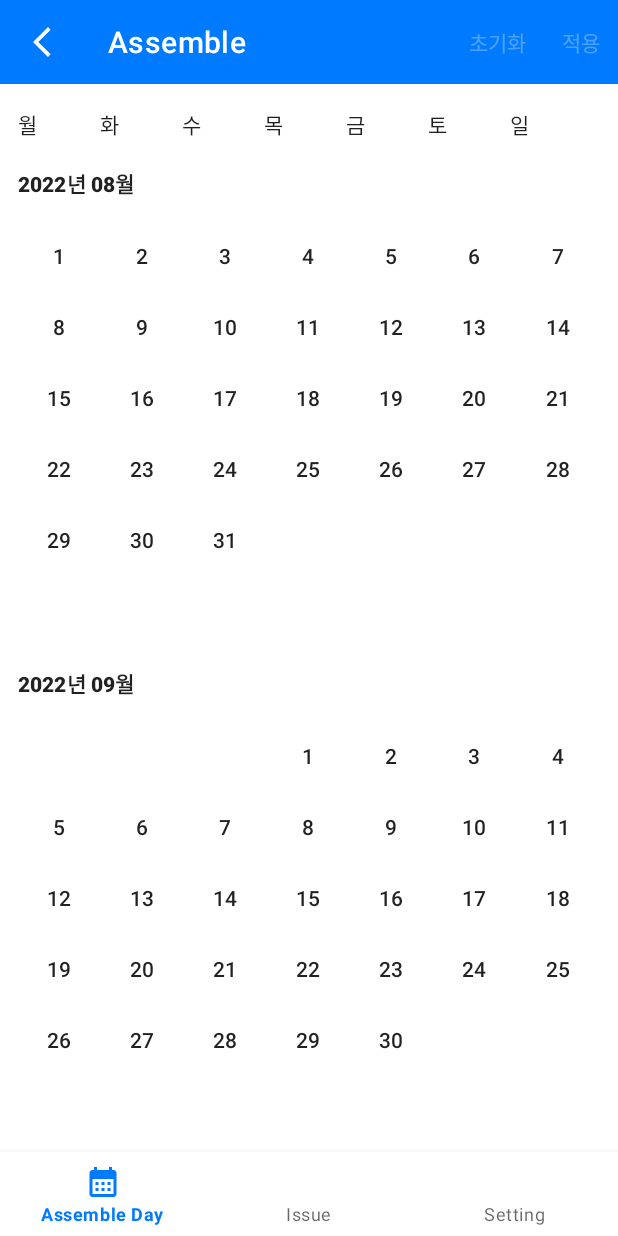
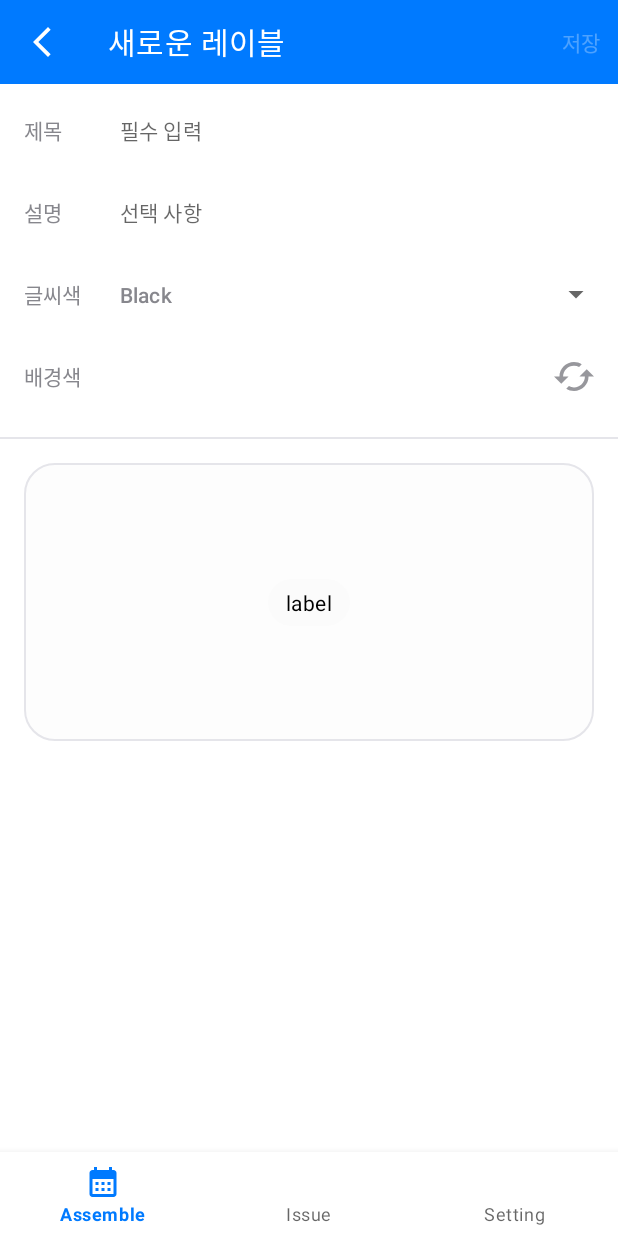
Before and after one commit to stan-lily/AOS, an Android app: the screen it shows after launch (HomeActivity), on a phone screen of 412 x 824 dp. Run offline under Robolectric (Android 15) with nearby library versions, the phone set to English and light mode, and no system bars; our stand-ins replace data binding.

Commit message:
Feat : Label 생성 화면 구현
- Label 프래그먼트 및 ViewModel 구현
- 타이틀, 본문, 글씨색, 배경색을 가진 Label 데이터 설계임
- 타이틀, 본문은 EditText 로 입력받음
- 글씨색은 스피너를 통해 하얀색, 검정색만 입력 받음
- 배경색은 버튼 클릭시 viewModel 에서 데이터를 생성하여 랜덤하게 입력 받음
- 사용자의 입력에 따라 저장 액션 버튼 활성화
- 저장 버튼을 누르면 입력받은 데이터로 새 Label 생성
- Constants 오브젝트를 통해 상수를 활용하여 가독성 높임

```diff
--- /dev/null
+++ b/app/src/main/java/com/example/assemble_day/common/Constants.kt
@@ -0,0 +1,24 @@
+package com.example.assemble_day.common
+
+object Constants {
+    const val SUNDAY_DAY_OF_WEEK = 7
+    const val SATURDAY_DAY_OF_WEEK = 7
+
+    const val CALENDAR_DAY_OF_MONTH_RANGE_START = 2
+    const val CALENDAR_DAY_OF_MONTH_RANGE_END = 43
+
+    const val LEAP_YEAR_STANDARD_FOUR_YEAR = 4
+    const val LEAP_YEAR_STANDARD_HUNDRED_YEAR = 100
+    const val LEAP_YEAR_STANDARD_FOUR_HUNDRED_YEAR = 400
+
+    const val RGB_RED = 0
+    const val RGB_GREEN = 1
+    const val RGB_BLUE = 2
+
+    const val LABEL_FONT_COLOR_BLACK_HEX = "#000000"
+    const val LABEL_FONT_COLOR_BLACK_STRING = "Black"
+    const val LABEL_FONT_COLOR_WHITE_HEX = "#FFFFFF"
+    const val LABEL_FONT_COLOR_WHITE_STRING = "White"
+
+    const val FONT_COLOR_STANDARD = 500
+}
--- /dev/null
+++ b/app/src/main/java/com/example/assemble_day/domain/model/Label.kt
@@ -0,0 +1,8 @@
+package com.example.assemble_day.domain.model
+
+data class Label(
+    val name: String,
+    val description: String,
+    val backgroundColor: String,
+    val fontColor: String
+)
--- a/app/src/main/java/com/example/assemble_day/ui/common/CalendarUtil.kt
+++ b/app/src/main/java/com/example/assemble_day/ui/common/CalendarUtil.kt
@@ -1,5 +1,12 @@
 package com.example.assemble_day.ui.common
 
+import com.example.assemble_day.common.Constants.CALENDAR_DAY_OF_MONTH_RANGE_END
+import com.example.assemble_day.common.Constants.CALENDAR_DAY_OF_MONTH_RANGE_START
+import com.example.assemble_day.common.Constants.LEAP_YEAR_STANDARD_FOUR_HUNDRED_YEAR
+import com.example.assemble_day.common.Constants.LEAP_YEAR_STANDARD_FOUR_YEAR
+import com.example.assemble_day.common.Constants.LEAP_YEAR_STANDARD_HUNDRED_YEAR
+import com.example.assemble_day.common.Constants.SATURDAY_DAY_OF_WEEK
+import com.example.assemble_day.common.Constants.SUNDAY_DAY_OF_WEEK
 import com.example.assemble_day.domain.model.CalendarDay
 import java.time.*
 
@@ -9,7 +16,8 @@ object CalendarUtil {
         val year = date.year
         val month = date.month
         val firstDay = date.withDayOfMonth(1)
-        val isLeapYear = (year % 4 == 0 && year % 100 != 0) || year % 400 == 0
+        val isLeapYear =
+            (year % LEAP_YEAR_STANDARD_FOUR_YEAR == 0 && year % LEAP_YEAR_STANDARD_HUNDRED_YEAR != 0) || year % LEAP_YEAR_STANDARD_FOUR_HUNDRED_YEAR == 0
         val lastDay = month.length(isLeapYear)
         val firstDayOfWeek = firstDay.dayOfWeek.value
         val today = LocalDateTime.now().dayOfMonth
@@ -34,13 +42,15 @@ object CalendarUtil {
         thisMonth: Int
     ): List<CalendarDay> {
         val dayList = mutableListOf<CalendarDay>()
-        for (i in 2..43) {
+        for (i in CALENDAR_DAY_OF_MONTH_RANGE_START..CALENDAR_DAY_OF_MONTH_RANGE_END) {
             if (i <= firstDayOfWeek || i > lastDay + firstDayOfWeek) {
                 dayList.add(CalendarDay(year = year, month = month))
             } else {
                 val day = i - firstDayOfWeek
-                val isSaturday = LocalDateTime.of(year, month, day, 0, 0).dayOfWeek.value == 6
-                val isSunday = LocalDateTime.of(year, month, day, 0, 0).dayOfWeek.value == 7
+                val isSaturday =
+                    LocalDateTime.of(year, month, day, 0, 0).dayOfWeek.value == SATURDAY_DAY_OF_WEEK
+                val isSunday =
+                    LocalDateTime.of(year, month, day, 0, 0).dayOfWeek.value == SUNDAY_DAY_OF_WEEK
                 if (thisMonth == month) {
                     dayList.add(
                         CalendarDay(
--- /dev/null
+++ b/app/src/main/java/com/example/assemble_day/ui/label/LabelFragment.kt
@@ -0,0 +1,139 @@
+package com.example.assemble_day.ui.label
+
+import android.content.res.ColorStateList
+import android.graphics.Color
+import android.os.Bundle
+import android.view.LayoutInflater
+import android.view.View
+import android.view.ViewGroup
+import android.widget.AdapterView
+import android.widget.ArrayAdapter
+import androidx.appcompat.widget.AppCompatTextView
+import androidx.core.content.ContextCompat
+import androidx.core.widget.doAfterTextChanged
+import androidx.fragment.app.Fragment
+import androidx.fragment.app.viewModels
+import androidx.lifecycle.Lifecycle
+import androidx.lifecycle.lifecycleScope
+import androidx.lifecycle.repeatOnLifecycle
+import com.example.assemble_day.R
+import com.example.assemble_day.common.Constants.RGB_BLUE
+import com.example.assemble_day.common.Constants.RGB_GREEN
+import com.example.assemble_day.common.Constants.RGB_RED
+import com.example.assemble_day.databinding.FragmentLabelBinding
+import kotlinx.coroutines.flow.collect
+import kotlinx.coroutines.launch
+
+
+class LabelFragment : Fragment() {
+
+    private lateinit var binding: FragmentLabelBinding
+    private val labelViewModel: LabelViewModel by viewModels()
+
+    override fun onCreateView(
+        inflater: LayoutInflater, container: ViewGroup?,
+        savedInstanceState: Bundle?
+    ): View {
+        binding = FragmentLabelBinding.inflate(inflater, container, false)
+        return binding.root
+    }
+
+    override fun onViewCreated(view: View, savedInstanceState: Bundle?) {
+        super.onViewCreated(view, savedInstanceState)
+
+        viewLifecycleOwner.lifecycleScope.launch {
+            viewLifecycleOwner.repeatOnLifecycle(Lifecycle.State.STARTED) {
+                labelViewModel.saveActionStateFlow.collect {
+                    binding.tlLabel.firstActionItem.isEnabled = it
+                }
+            }
+        }
+        setOnInputTextEventListener()
+        setFontColorSpinner()
+        setOnBackgroundColorBtnEventListener()
+        setOnSaveBtnEventListener()
+    }
+
+    private fun setOnSaveBtnEventListener() {
+        binding.tlLabel.firstActionItem.setOnMenuItemClickListener {
+            labelViewModel.saveLabel()
+            true
+        }
+    }
+
+    private fun setOnInputTextEventListener() {
+        binding.etLabelTitle.doAfterTextChanged {
+            labelViewModel.setTitle(it.toString())
+        }
+
+        binding.etLabelDescription.doAfterTextChanged {
+            labelViewModel.setDescription(it.toString())
+        }
+
+        binding.etLabelBackgroundColor.doAfterTextChanged {
+            labelViewModel.setBackgroundColor(it.toString())
+        }
+    }
+
+    private fun setOnBackgroundColorBtnEventListener() {
+        binding.btnLabelBackgroundColor.setOnClickListener {
+            val rgbArray = labelViewModel.createRandomColor()
+            setLabelBackgroundColor(rgbArray)
+            setLabelBackgroundText(rgbArray)
+        }
+    }
+
+    private fun setLabelBackgroundFontColor() {
+        val fontColor = labelViewModel.getFontColor()
+        binding.tvLabelBackgroundColorPreview.setTextColor(Color.parseColor(fontColor))
+    }
+
+    private fun setFontColorSpinner() {
+        val fontColorArray = resources.getStringArray(R.array.label_font_color_array)
+        binding.spLabelBackgroundFontColor.adapter = ArrayAdapter(
+            this.requireContext(),
+            R.layout.item_spinner,
+            fontColorArray
+        )
+        binding.spLabelBackgroundFontColor.onItemSelectedListener =
+            object : AdapterView.OnItemSelectedListener {
+                override fun onItemSelected(
+                    parent: AdapterView<*>?,
+                    view: View?,
+                    position: Int,
+                    id: Long
+                ) {
+                    val itemView = view as AppCompatTextView
+                    itemView.setPadding(0, 0, 0, 0)
+                    itemView.setTextColor(
+                        ContextCompat.getColor(
+                            this@LabelFragment.requireContext(),
+                            R.color.grey01
+                        )
+                    )
+                    labelViewModel.setFontColor(itemView.text.toString())
+                    setLabelBackgroundFontColor()
+                }
+
+                override fun onNothingSelected(parent: AdapterView<*>?) {}
+            }
+    }
+
+    private fun setLabelBackgroundText(rgbArray: Array<Int>) {
+        val redHex = Integer.toHexString(rgbArray[RGB_RED]).uppercase()
+        val greenHex = Integer.toHexString(rgbArray[RGB_GREEN]).uppercase()
+        val blueHex = Integer.toHexString(rgbArray[RGB_BLUE]).uppercase()
+
+        binding.etLabelBackgroundColor.setText("#$redHex$greenHex$blueHex")
+    }
+
+    private fun setLabelBackgroundColor(rgbArray: Array<Int>) {
+        val red = rgbArray[RGB_RED]
+        val green = rgbArray[RGB_GREEN]
+        val blue = rgbArray[RGB_BLUE]
+
+        binding.tvLabelBackgroundColorPreview.backgroundTintList =
+            ColorStateList.valueOf(Color.rgb(red, green, blue))
+    }
+
+}
--- /dev/null
+++ b/app/src/main/java/com/example/assemble_day/ui/label/LabelViewModel.kt
@@ -0,0 +1,70 @@
+package com.example.assemble_day.ui.label
+
+import androidx.lifecycle.ViewModel
+import com.example.assemble_day.common.Constants.LABEL_FONT_COLOR_BLACK_HEX
+import com.example.assemble_day.common.Constants.LABEL_FONT_COLOR_BLACK_STRING
+import com.example.assemble_day.common.Constants.LABEL_FONT_COLOR_WHITE_HEX
+import com.example.assemble_day.domain.model.Label
+import kotlinx.coroutines.flow.MutableStateFlow
+import kotlinx.coroutines.flow.asStateFlow
+
+class LabelViewModel : ViewModel() {
+
+    private var nameFlag = false
+    private var name = ""
+    private var description = ""
+    private var backgroundColorFlag = false
+    private var backgroundColor = ""
+    private var fontColor = LABEL_FONT_COLOR_BLACK_HEX
+
+    private val _saveActionStateFlow = MutableStateFlow(false)
+    val saveActionStateFlow = _saveActionStateFlow.asStateFlow()
+
+    fun setTitle(inputText: String) {
+        nameFlag = inputText.isNotEmpty() && inputText != "null" && inputText.isNotBlank()
+        if (nameFlag) name = inputText
+        validateActionFlag()
+    }
+
+    fun setDescription(inputText: String) {
+        description = inputText
+    }
+
+    fun setBackgroundColor(inputText: String) {
+        backgroundColorFlag =
+            inputText.isNotEmpty() && inputText != "null" && inputText.isNotBlank()
+        if (backgroundColorFlag) backgroundColor = inputText
+        validateActionFlag()
+    }
+
+    private fun validateActionFlag() {
+        _saveActionStateFlow.value = nameFlag && backgroundColorFlag
+    }
+
+    fun createRandomColor(): Array<Int> {
+        val red = (0..255).random()
+        val green = (0..255).random()
+        val blue = (0..255).random()
+
+        return arrayOf(red, green, blue)
+    }
+
+    fun getFontColor() = fontColor
+
+    fun setFontColor(color: String) {
+        fontColor = when (color) {
+            LABEL_FONT_COLOR_BLACK_STRING -> LABEL_FONT_COLOR_BLACK_HEX
+            else -> LABEL_FONT_COLOR_WHITE_HEX
+        }
+    }
+
+    fun saveLabel() {
+        val newLabel = Label(
+            name = name,
+            description = description,
+            backgroundColor = backgroundColor,
+            fontColor = fontColor
+        )
+        println(newLabel)
+    }
+}
--- /dev/null
+++ b/app/src/main/res/drawable/background_grey_r20.xml
@@ -0,0 +1,8 @@
+<?xml version="1.0" encoding="utf-8"?>
+<shape xmlns:android="http://schemas.android.com/apk/res/android">
+    <corners android:radius="20dp" />
+    <stroke
+        android:width="1dp"
+        android:color="@color/grey03" />
+    <solid android:color="@color/grey03_alpha_10" />
+</shape>
--- /dev/null
+++ b/app/src/main/res/drawable/background_r16.xml
@@ -0,0 +1,4 @@
+<?xml version="1.0" encoding="utf-8"?>
+<shape xmlns:android="http://schemas.android.com/apk/res/android">
+    <corners android:radius="16dp" />
+</shape>
--- /dev/null
+++ b/app/src/main/res/drawable/ic_random.xml
@@ -0,0 +1,11 @@
+<vector xmlns:android="http://schemas.android.com/apk/res/android"
+    android:width="22dp"
+    android:height="16dp"
+    android:viewportWidth="22"
+    android:viewportHeight="16">
+  <path
+      android:pathData="M18,4L14,8H17C17,11.31 14.31,14 11,14C9.99,14 9.03,13.75 8.2,13.3L6.74,14.76C7.97,15.54 9.43,16 11,16C15.42,16 19,12.42 19,8H22L18,4ZM5,8C5,4.69 7.69,2 11,2C12.01,2 12.97,2.25 13.8,2.7L15.26,1.24C14.03,0.46 12.57,0 11,0C6.58,0 3,3.58 3,8H0L4,12L8,8H5Z"
+      android:fillColor="#000000"
+      android:fillAlpha="0.87"
+      android:fillType="evenOdd"/>
+</vector>
--- /dev/null
+++ b/app/src/main/res/layout/fragment_label.xml
@@ -0,0 +1,175 @@
+<?xml version="1.0" encoding="utf-8"?>
+<layout xmlns:android="http://schemas.android.com/apk/res/android"
+    xmlns:app="http://schemas.android.com/apk/res-auto"
+    xmlns:tools="http://schemas.android.com/tools">
+
+    <data>
+
+    </data>
+
+    <androidx.constraintlayout.widget.ConstraintLayout
+        android:layout_width="match_parent"
+        android:layout_height="match_parent"
+        tools:context=".ui.label.LabelFragment">
+
+        <com.example.assemble_day.ui.common.CustomToolbar
+            android:id="@+id/tl_label"
+            android:layout_width="0dp"
+            android:layout_height="wrap_content"
+            android:theme="@style/ToolbarTheme"
+            app:firstActionText="@string/action_item_save"
+            app:layout_constraintEnd_toEndOf="parent"
+            app:layout_constraintStart_toStartOf="parent"
+            app:layout_constraintTop_toTopOf="parent"
+            app:toolbarNavigationIcon="@drawable/ic_back"
+            app:toolbarTitle="@string/title_label" />
+
+        <androidx.appcompat.widget.AppCompatTextView
+            android:id="@+id/tv_label_title"
+            style="@style/Subtitle2.Grey01"
+            android:layout_width="60dp"
+            android:layout_height="wrap_content"
+            android:layout_marginStart="16dp"
+            android:layout_marginTop="20dp"
+            android:text="@string/label_title"
+            app:layout_constraintStart_toStartOf="parent"
+            app:layout_constraintTop_toBottomOf="@+id/tl_label" />
+
+        <androidx.appcompat.widget.AppCompatEditText
+            android:id="@+id/et_label_title"
+            style="@style/Subtitle2.Grey01"
+            android:layout_width="0dp"
+            android:layout_height="wrap_content"
+            android:layout_marginStart="4dp"
+            android:layout_marginEnd="16dp"
+            android:background="@android:color/transparent"
+            android:ellipsize="end"
+            android:hint="@string/label_hint_title"
+            android:maxLines="1"
+            app:layout_constraintBottom_toBottomOf="@id/tv_label_title"
+            app:layout_constraintEnd_toEndOf="parent"
+            app:layout_constraintStart_toEndOf="@id/tv_label_title"
+            app:layout_constraintTop_toTopOf="@id/tv_label_title" />
+
+        <androidx.appcompat.widget.AppCompatTextView
+            android:id="@+id/tv_label_description"
+            style="@style/Subtitle2.Grey01"
+            android:layout_width="60dp"
+            android:layout_height="wrap_content"
+            android:layout_marginTop="33dp"
+            android:text="@string/label_description"
+            app:layout_constraintStart_toStartOf="@id/tv_label_title"
+            app:layout_constraintTop_toBottomOf="@+id/tv_label_title" />
+
+        <androidx.appcompat.widget.AppCompatEditText
+            android:id="@+id/et_label_description"
+            style="@style/Subtitle2.Grey01"
+            android:layout_width="0dp"
+            android:layout_height="wrap_content"
+            android:layout_marginStart="4dp"
+            android:layout_marginEnd="16dp"
+            android:background="@android:color/transparent"
+            android:ellipsize="end"
+            android:hint="@string/label_hint_description"
+            android:maxLines="1"
+            app:layout_constraintBottom_toBottomOf="@id/tv_label_description"
+            app:layout_constraintEnd_toEndOf="parent"
+            app:layout_constraintStart_toEndOf="@id/tv_label_description"
+            app:layout_constraintTop_toTopOf="@id/tv_label_description" />
+
+        <androidx.appcompat.widget.AppCompatTextView
+            android:id="@+id/tv_label_background_font_color"
+            style="@style/Subtitle2.Grey01"
+            android:layout_width="60dp"
+            android:layout_height="wrap_content"
+            android:layout_marginTop="33dp"
+            android:text="@string/label_font_color"
+            app:layout_constraintStart_toStartOf="@id/tv_label_description"
+            app:layout_constraintTop_toBottomOf="@+id/tv_label_description" />
+
+        <androidx.appcompat.widget.AppCompatSpinner
+            android:id="@+id/sp_label_background_font_color"
+            android:layout_width="0dp"
+            android:layout_height="wrap_content"
+            android:layout_marginHorizontal="4dp"
+            app:layout_constraintHorizontal_weight="1"
+            app:layout_constraintBottom_toBottomOf="@id/tv_label_background_font_color"
+            app:layout_constraintEnd_toEndOf="parent"
+            app:layout_constraintStart_toEndOf="@id/tv_label_background_font_color"
+            app:layout_constraintTop_toTopOf="@id/tv_label_background_font_color" />
+
+        <androidx.appcompat.widget.AppCompatTextView
+            android:id="@+id/tv_label_background_color"
+            style="@style/Subtitle2.Grey01"
+            android:layout_width="60dp"
+            android:layout_height="wrap_content"
+            android:layout_marginTop="33dp"
+            android:text="@string/label_background"
+            app:layout_constraintStart_toStartOf="@id/tv_label_background_font_color"
+            app:layout_constraintTop_toBottomOf="@+id/tv_label_background_font_color" />
+
+        <androidx.appcompat.widget.AppCompatEditText
+            android:id="@+id/et_label_background_color"
+            style="@style/Subtitle2.Grey01"
+            android:layout_width="0dp"
+            android:layout_height="wrap_content"
+            android:layout_marginHorizontal="4dp"
+            android:background="@android:color/transparent"
+            android:ellipsize="end"
+            android:maxLines="1"
+            app:layout_constraintBottom_toBottomOf="@id/tv_label_background_color"
+            app:layout_constraintEnd_toStartOf="@id/btn_label_background_color"
+            app:layout_constraintStart_toEndOf="@id/tv_label_background_color"
+            app:layout_constraintTop_toTopOf="@id/tv_label_background_color" />
+
+        <androidx.appcompat.widget.AppCompatButton
+            android:id="@+id/btn_label_background_color"
+            android:layout_width="0dp"
+            android:layout_height="0dp"
+            android:layout_marginEnd="16dp"
+            android:background="@drawable/ic_random"
+            android:backgroundTint="@color/grey01"
+            app:layout_constraintBottom_toBottomOf="@id/et_label_background_color"
+            app:layout_constraintDimensionRatio="22:16"
+            app:layout_constraintEnd_toEndOf="parent"
+            app:layout_constraintTop_toTopOf="@id/et_label_background_color" />
+
+        <View
+            android:id="@+id/divider_label"
+            android:layout_width="0dp"
+            android:layout_height="1dp"
+            android:layout_marginTop="30dp"
+            android:background="@color/grey03"
+            app:layout_constraintEnd_toEndOf="parent"
+            app:layout_constraintStart_toStartOf="parent"
+            app:layout_constraintTop_toBottomOf="@id/tv_label_background_color" />
+
+        <androidx.appcompat.widget.AppCompatTextView
+            android:id="@+id/tv_label_background_color_frame"
+            android:layout_width="0dp"
+            android:layout_height="0dp"
+            android:layout_margin="16dp"
+            android:background="@drawable/background_grey_r20"
+            app:layout_constraintDimensionRatio="328:160"
+            app:layout_constraintEnd_toEndOf="parent"
+            app:layout_constraintStart_toStartOf="parent"
+            app:layout_constraintTop_toBottomOf="@id/divider_label" />
+
+        <androidx.appcompat.widget.AppCompatTextView
+            android:id="@+id/tv_label_background_color_preview"
+            style="@style/Body2.Grey03.Alpha10"
+            android:layout_width="wrap_content"
+            android:layout_height="wrap_content"
+            android:background="@drawable/background_r16"
+            android:backgroundTint="@color/grey03_alpha_10"
+            android:paddingHorizontal="12dp"
+            android:paddingVertical="6dp"
+            android:text="@string/label_background_color_preview"
+            app:layout_constraintBottom_toBottomOf="@id/tv_label_background_color_frame"
+            app:layout_constraintEnd_toEndOf="@id/tv_label_background_color_frame"
+            app:layout_constraintStart_toStartOf="@id/tv_label_background_color_frame"
+            app:layout_constraintTop_toTopOf="@id/tv_label_background_color_frame" />
+
+
+    </androidx.constraintlayout.widget.ConstraintLayout>
+</layout>
--- /dev/null
+++ b/app/src/main/res/layout/item_spinner.xml
@@ -0,0 +1,19 @@
+<?xml version="1.0" encoding="utf-8"?>
+<layout xmlns:android="http://schemas.android.com/apk/res/android"
+    xmlns:tools="http://schemas.android.com/tools">
+
+    <data>
+
+    </data>
+
+    <androidx.appcompat.widget.AppCompatTextView
+        android:id="@+id/tv_item_spinner"
+        style="@style/Subtitle2.Grey01"
+        android:paddingHorizontal="16dp"
+        android:paddingVertical="13dp"
+        android:layout_width="match_parent"
+        android:layout_height="wrap_content"
+        tools:text="Black">
+
+    </androidx.appcompat.widget.AppCompatTextView>
+</layout>
--- a/app/src/main/res/menu/bottom_navigation_menu.xml
+++ b/app/src/main/res/menu/bottom_navigation_menu.xml
@@ -4,7 +4,7 @@
     <item
         android:id="@+id/assemble_day"
         android:icon="@drawable/ic_calendar"
-        android:title="@string/menu_assemble_day" />
+        android:title="@string/menu_assemble" />
 
     <item
         android:id="@+id/issue"
--- a/app/src/main/res/navigation/home_navigation_graph.xml
+++ b/app/src/main/res/navigation/home_navigation_graph.xml
@@ -3,11 +3,11 @@
     xmlns:app="http://schemas.android.com/apk/res-auto"
     xmlns:tools="http://schemas.android.com/tools"
     android:id="@+id/home_navigation_graph"
-    app:startDestination="@id/assemble_day">
+    app:startDestination="@id/labelFragment">
 
     <fragment
-        android:id="@+id/assemble_day"
-        android:name="com.example.assemble_day.ui.assemble.AssembleDayFragment"
-        android:label="fragment_assemble_day"
-        tools:layout="@layout/fragment_assemble" />
+        android:id="@+id/labelFragment"
+        android:name="com.example.assemble_day.ui.label.LabelFragment"
+        android:label="fragment_label"
+        tools:layout="@layout/fragment_label" />
 </navigation>
--- /dev/null
+++ b/app/src/main/res/values/array.xml
@@ -0,0 +1,7 @@
+<?xml version="1.0" encoding="utf-8"?>
+<resources>
+    <string-array name="label_font_color_array" >
+        <item>Black</item>
+        <item>White</item>
+    </string-array>
+</resources>
--- a/app/src/main/res/values/colors.xml
+++ b/app/src/main/res/values/colors.xml
@@ -10,5 +10,7 @@
     <color name="light_blue">#FF007AFF</color>
     <color name="grey01">#FF87878D</color>
     <color name="grey02">#FFF2F2F7</color>
+    <color name="grey03">#FFE5E5EA</color>
+    <color name="grey03_alpha_10">#1AE5E5EA</color>
     <color name="red">#FFFF3B30</color>
 </resources>
--- a/app/src/main/res/values/strings.xml
+++ b/app/src/main/res/values/strings.xml
@@ -1,10 +1,18 @@
 <resources>
     <string name="app_name">Assemble-day</string>
     <!-- TODO: Remove or change this placeholder text -->
-    <string name="hello_blank_fragment">Hello blank fragment</string>
-    <string name="menu_assemble_day">Assemble Day</string>
+    <string name="menu_assemble">Assemble</string>
     <string name="calendar_day_of_the_week">월화수목금토일</string>
     <string name="title_assemble">Assemble</string>
     <string name="action_item_reset">초기화</string>
     <string name="action_item_apply">적용</string>
+    <string name="action_item_save">저장</string>
+    <string name="title_label">새로운 레이블</string>
+    <string name="label_title">제목</string>
+    <string name="label_description">설명</string>
+    <string name="label_background">배경색</string>
+    <string name="label_hint_description">선택 사항</string>
+    <string name="label_hint_title">필수 입력</string>
+    <string name="label_background_color_preview">label</string>
+    <string name="label_font_color">글씨색</string>
 </resources>
--- a/app/src/main/res/values/styles.xml
+++ b/app/src/main/res/values/styles.xml
@@ -9,6 +9,9 @@
     <style name="Subtitle1" parent="TextAppearance.MaterialComponents.Subtitle1" />
 
     <style name="Subtitle2" parent="TextAppearance.MaterialComponents.Subtitle2" />
+    <style name="Subtitle2.Grey01" >
+        <item name="android:textColor">@color/grey01</item>
+    </style>
     <style name="Subtitle2.Bold" >
         <item name="android:textStyle">bold</item>
     </style>
@@ -16,6 +19,12 @@
     <style name="Body1" parent="TextAppearance.MaterialComponents.Body1" />
 
     <style name="Body2" parent="TextAppearance.MaterialComponents.Body2" />
+    <style name="Body2.Grey03" >
+        <item name="android:textColor">@color/grey03</item>
+    </style>
+    <style name="Body2.Grey03.Alpha10" >
+        <item name="android:textColor">@color/grey03_alpha_10</item>
+    </style>
 
     <style name="Button" parent="TextAppearance.MaterialComponents.Button" />
 
```
Lines whose indentation alone changed are shown as unchanged.
